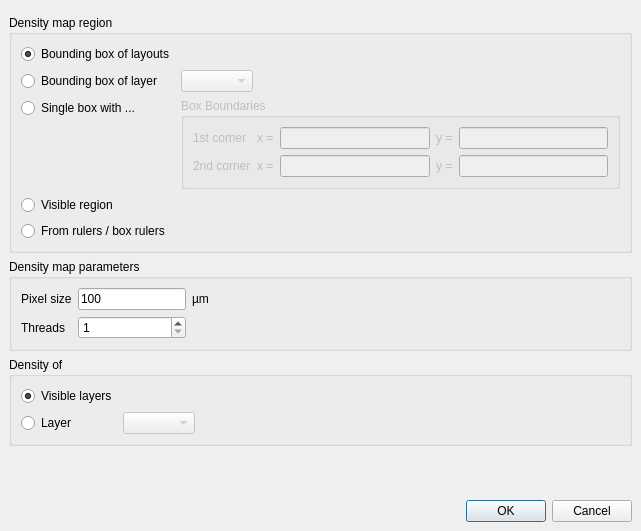
Above: src/plugins/tools/density_map/lay_plugin/DensityMapDialog.ui from KLayout/klayout before the change. Below: the same form after it.
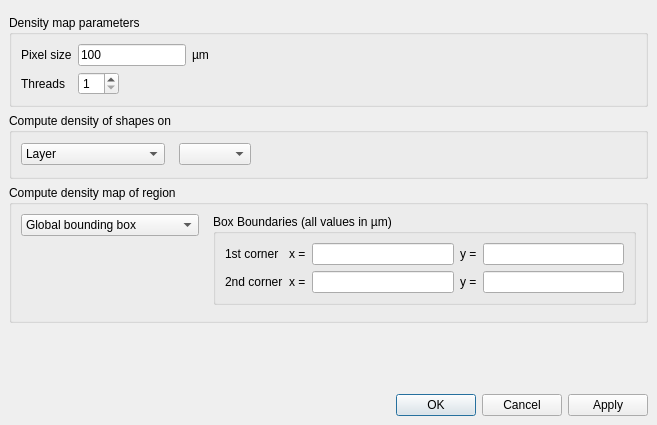
That is the form after the change. The open tabs and pages were chosen to show the change. Custom widgets are drawn as their Qt base class.

Commit message: Enhancements to density map feature

The edit to the form file:
```diff
--- a/src/plugins/tools/density_map/lay_plugin/DensityMapDialog.ui
+++ b/src/plugins/tools/density_map/lay_plugin/DensityMapDialog.ui
@@ -6,8 +6,8 @@
    <rect>
     <x>0</x>
     <y>0</y>
-    <width>641</width>
-    <height>531</height>
+    <width>657</width>
+    <height>425</height>
    </rect>
   </property>
   <property name="windowTitle">
@@ -38,218 +38,6 @@
      </layout>
     </widget>
    </item>
-   <item>
-    <widget class="QGroupBox" name="groupBox">
-     <property name="title">
-      <string>Density map region</string>
-     </property>
-     <layout class="QGridLayout">
-      <property name="margin" stdset="0">
-       <number>9</number>
-      </property>
-      <property name="spacing">
-       <number>6</number>
-      </property>
-      <item row="1" column="1">
-       <widget class="lay::LayerSelectionComboBox" name="cb_box_layer">
-        <property name="enabled">
-         <bool>false</bool>
-        </property>
-        <property name="sizeAdjustPolicy">
-         <enum>QComboBox::AdjustToContents</enum>
-        </property>
-       </widget>
-      </item>
-      <item row="2" column="0">
-       <widget class="QFrame" name="frame_2">
-        <property name="frameShape">
-         <enum>QFrame::NoFrame</enum>
-        </property>
-        <property name="frameShadow">
-         <enum>QFrame::Raised</enum>
-        </property>
-        <layout class="QVBoxLayout">
-         <property name="spacing">
-          <number>6</number>
-         </property>
-         <property name="margin" stdset="0">
-          <number>0</number>
-         </property>
-         <item>
-          <widget class="QRadioButton" name="rb_box1">
-           <property name="text">
-            <string>Single box with ...</string>
-           </property>
-           <property name="checked">
-            <bool>false</bool>
-           </property>
-           <property name="autoExclusive">
-            <bool>false</bool>
-           </property>
-          </widget>
-         </item>
-         <item>
-          <spacer>
-           <property name="orientation">
-            <enum>Qt::Vertical</enum>
-           </property>
-           <property name="sizeHint" stdset="0">
-            <size>
-             <width>20</width>
-             <height>40</height>
-            </size>
-           </property>
-          </spacer>
-         </item>
-        </layout>
-       </widget>
-      </item>
-      <item row="1" column="2">
-       <spacer>
-        <property name="orientation">
-         <enum>Qt::Horizontal</enum>
-        </property>
-        <property name="sizeHint" stdset="0">
-         <size>
-          <width>231</width>
-          <height>20</height>
-         </size>
-        </property>
-       </spacer>
-      </item>
-      <item row="2" column="1" colspan="2">
-       <widget class="QGroupBox" name="grp_box1">
-        <property name="enabled">
-         <bool>false</bool>
-        </property>
-        <property name="title">
-         <string>Box Boundaries</string>
-        </property>
-        <layout class="QGridLayout">
-         <property name="margin" stdset="0">
-          <number>9</number>
-         </property>
-         <property name="spacing">
-          <number>6</number>
-         </property>
-         <item row="1" column="3">
-          <widget class="QLabel" name="label_6">
-           <property name="text">
-            <string>y =</string>
-           </property>
-          </widget>
-         </item>
-         <item row="1" column="0">
-          <widget class="QLabel" name="label_5">
-           <property name="text">
-            <string>2nd corner</string>
-           </property>
-          </widget>
-         </item>
-         <item row="1" column="1">
-          <widget class="QLabel" name="label_4">
-           <property name="text">
-            <string>x =</string>
-           </property>
-          </widget>
-         </item>
-         <item row="0" column="0">
-          <widget class="QLabel" name="label_3">
-           <property name="text">
-            <string>1st corner</string>
-           </property>
-          </widget>
-         </item>
-         <item row="0" column="1">
-          <widget class="QLabel" name="label">
-           <property name="text">
-            <string>x =</string>
-           </property>
-          </widget>
-         </item>
-         <item row="0" column="3">
-          <widget class="QLabel" name="label_2">
-           <property name="text">
-            <string>y =</string>
-           </property>
-          </widget>
-         </item>
-         <item row="1" column="4">
-          <widget class="QLineEdit" name="le_y2"/>
-         </item>
-         <item row="1" column="2">
-          <widget class="QLineEdit" name="le_x2"/>
-         </item>
-         <item row="0" column="4">
-          <widget class="QLineEdit" name="le_y1"/>
-         </item>
-         <item row="0" column="2">
-          <widget class="QLineEdit" name="le_x1"/>
-         </item>
-        </layout>
-       </widget>
-      </item>
-      <item row="4" column="0" colspan="2">
-       <widget class="QRadioButton" name="rb_rulers">
-        <property name="text">
-         <string>From rulers / box rulers</string>
-        </property>
-        <property name="autoExclusive">
-         <bool>false</bool>
-        </property>
-       </widget>
-      </item>
-      <item row="3" column="0">
-       <widget class="QFrame" name="frame">
-        <property name="frameShape">
-         <enum>QFrame::NoFrame</enum>
-        </property>
-        <property name="frameShadow">
-         <enum>QFrame::Raised</enum>
-        </property>
-        <layout class="QVBoxLayout">
-         <property name="spacing">
-          <number>6</number>
-         </property>
-         <property name="margin" stdset="0">
-          <number>0</number>
-         </property>
-         <item>
-          <widget class="QRadioButton" name="rb_visible">
-           <property name="text">
-            <string>Visible region</string>
-           </property>
-           <property name="autoExclusive">
-            <bool>false</bool>
-           </property>
-          </widget>
-         </item>
-        </layout>
-       </widget>
-      </item>
-      <item row="1" column="0">
-       <widget class="QRadioButton" name="rb_layer_bbox">
-        <property name="text">
-         <string>Bounding box of layer</string>
-        </property>
-        <property name="autoExclusive">
-         <bool>false</bool>
-        </property>
-       </widget>
-      </item>
-      <item row="0" column="0">
-       <widget class="QRadioButton" name="rb_whole_layout">
-        <property name="text">
-         <string>Bounding box of layouts</string>
-        </property>
-        <property name="checked">
-         <bool>true</bool>
-        </property>
-       </widget>
-      </item>
-     </layout>
-    </widget>
-   </item>
    <item>
     <widget class="QGroupBox" name="groupBox_3">
      <property name="title">
@@ -299,7 +87,7 @@
       <item row="1" column="1">
        <widget class="QSpinBox" name="sb_threads">
         <property name="sizePolicy">
-         <sizepolicy hsizetype="Minimum" vsizetype="Fixed">
+         <sizepolicy hsizetype="Fixed" vsizetype="Fixed">
           <horstretch>0</horstretch>
           <verstretch>0</verstretch>
          </sizepolicy>
@@ -322,49 +110,347 @@
    <item>
     <widget class="QGroupBox" name="groupBox_2">
      <property name="title">
-      <string>Density of</string>
+      <string>Compute density of shapes on</string>
      </property>
      <layout class="QGridLayout" name="gridLayout">
+      <item row="0" column="2" colspan="2">
+       <widget class="QStackedWidget" name="layer_stack">
+        <property name="currentIndex">
+         <number>1</number>
+        </property>
+        <widget class="QWidget" name="page_3">
+         <layout class="QHBoxLayout" name="horizontalLayout_4">
+          <property name="leftMargin">
+           <number>0</number>
+          </property>
+          <property name="topMargin">
+           <number>0</number>
+          </property>
+          <property name="rightMargin">
+           <number>0</number>
+          </property>
+          <property name="bottomMargin">
+           <number>0</number>
+          </property>
+          <item>
+           <widget class="lay::LayerSelectionComboBox" name="cb_source_layer">
+            <property name="enabled">
+             <bool>true</bool>
+            </property>
+            <property name="sizeAdjustPolicy">
+             <enum>QComboBox::AdjustToContents</enum>
+            </property>
+           </widget>
+          </item>
+          <item>
+           <spacer name="horizontalSpacer">
+            <property name="orientation">
+             <enum>Qt::Horizontal</enum>
+            </property>
+            <property name="sizeHint" stdset="0">
+             <size>
+              <width>385</width>
+              <height>20</height>
+             </size>
+            </property>
+           </spacer>
+          </item>
+         </layout>
+        </widget>
+        <widget class="QWidget" name="page_4">
+         <layout class="QHBoxLayout" name="horizontalLayout_3"/>
+        </widget>
+       </widget>
+      </item>
+      <item row="0" column="0">
+       <widget class="QComboBox" name="layer_cb">
+        <item>
+         <property name="text">
+          <string>Layer</string>
+         </property>
+        </item>
+        <item>
+         <property name="text">
+          <string>Visible layers</string>
+         </property>
+        </item>
+        <item>
+         <property name="text">
+          <string>Selected layers</string>
+         </property>
+        </item>
+       </widget>
+      </item>
+      <item row="0" column="1">
+       <spacer name="horizontalSpacer_4">
+        <property name="orientation">
+         <enum>Qt::Horizontal</enum>
+        </property>
+        <property name="sizeType">
+         <enum>QSizePolicy::Fixed</enum>
+        </property>
+        <property name="sizeHint" stdset="0">
+         <size>
+          <width>8</width>
+          <height>20</height>
+         </size>
+        </property>
+       </spacer>
+      </item>
+     </layout>
+    </widget>
+   </item>
+   <item>
+    <widget class="QGroupBox" name="groupBox">
+     <property name="title">
+      <string>Compute density map of region</string>
+     </property>
+     <layout class="QGridLayout">
+      <property name="spacing">
+       <number>6</number>
+      </property>
       <item row="1" column="0">
-       <widget class="QRadioButton" name="rb_of_layer">
-        <property name="text">
-         <string>Layer</string>
+       <widget class="QFrame" name="frame_2">
+        <property name="frameShape">
+         <enum>QFrame::NoFrame</enum>
         </property>
+        <property name="frameShadow">
+         <enum>QFrame::Raised</enum>
+        </property>
+        <layout class="QVBoxLayout">
+         <property name="spacing">
+          <number>6</number>
+         </property>
+         <property name="margin" stdset="0">
+          <number>0</number>
+         </property>
+         <item>
+          <spacer>
+           <property name="orientation">
+            <enum>Qt::Vertical</enum>
+           </property>
+           <property name="sizeHint" stdset="0">
+            <size>
+             <width>20</width>
+             <height>40</height>
+            </size>
+           </property>
+          </spacer>
+         </item>
+        </layout>
        </widget>
       </item>
-      <item row="1" column="1">
-       <widget class="lay::LayerSelectionComboBox" name="cb_source_layer">
-        <property name="enabled">
-         <bool>false</bool>
+      <item row="2" column="0">
+       <widget class="QFrame" name="frame">
+        <property name="frameShape">
+         <enum>QFrame::NoFrame</enum>
         </property>
-        <property name="sizeAdjustPolicy">
-         <enum>QComboBox::AdjustToContents</enum>
+        <property name="frameShadow">
+         <enum>QFrame::Raised</enum>
         </property>
+        <layout class="QVBoxLayout">
+         <property name="spacing">
+          <number>6</number>
+         </property>
+         <property name="margin" stdset="0">
+          <number>0</number>
+         </property>
+        </layout>
        </widget>
       </item>
-      <item row="1" column="2">
-       <spacer name="horizontalSpacer">
+      <item row="0" column="2" rowspan="2" colspan="2">
+       <widget class="QStackedWidget" name="region_stack">
+        <property name="currentIndex">
+         <number>2</number>
+        </property>
+        <widget class="QWidget" name="page">
+         <layout class="QGridLayout" name="gridLayout_3">
+          <property name="leftMargin">
+           <number>0</number>
+          </property>
+          <property name="topMargin">
+           <number>0</number>
+          </property>
+          <property name="rightMargin">
+           <number>0</number>
+          </property>
+          <property name="bottomMargin">
+           <number>0</number>
+          </property>
+          <item row="0" column="0">
+           <widget class="lay::LayerSelectionComboBox" name="cb_box_layer">
+            <property name="enabled">
+             <bool>true</bool>
+            </property>
+            <property name="sizeAdjustPolicy">
+             <enum>QComboBox::AdjustToContents</enum>
+            </property>
+           </widget>
+          </item>
+          <item row="0" column="1">
+           <spacer>
+            <property name="orientation">
+             <enum>Qt::Horizontal</enum>
+            </property>
+            <property name="sizeHint" stdset="0">
+             <size>
+              <width>351</width>
+              <height>20</height>
+             </size>
+            </property>
+           </spacer>
+          </item>
+          <item row="1" column="0">
+           <spacer name="verticalSpacer">
+            <property name="orientation">
+             <enum>Qt::Vertical</enum>
+            </property>
+            <property name="sizeHint" stdset="0">
+             <size>
+              <width>20</width>
+              <height>40</height>
+             </size>
+            </property>
+           </spacer>
+          </item>
+         </layout>
+        </widget>
+        <widget class="QWidget" name="page_2">
+         <layout class="QHBoxLayout" name="horizontalLayout_2">
+          <property name="leftMargin">
+           <number>0</number>
+          </property>
+          <property name="topMargin">
+           <number>0</number>
+          </property>
+          <property name="rightMargin">
+           <number>0</number>
+          </property>
+          <property name="bottomMargin">
+           <number>0</number>
+          </property>
+          <item>
+           <widget class="QGroupBox" name="region_box_group">
+            <property name="enabled">
+             <bool>true</bool>
+            </property>
+            <property name="title">
+             <string>Box Boundaries (all values in µm)</string>
+            </property>
+            <layout class="QGridLayout" name="_2">
+             <property name="margin" stdset="0">
+              <number>9</number>
+             </property>
+             <property name="spacing">
+              <number>6</number>
+             </property>
+             <item row="1" column="3">
+              <widget class="QLabel" name="label_6">
+               <property name="text">
+                <string>y =</string>
+               </property>
+              </widget>
+             </item>
+             <item row="1" column="0">
+              <widget class="QLabel" name="label_5">
+               <property name="text">
+                <string>2nd corner</string>
+               </property>
+              </widget>
+             </item>
+             <item row="1" column="1">
+              <widget class="QLabel" name="label_4">
+               <property name="text">
+                <string>x =</string>
+               </property>
+              </widget>
+             </item>
+             <item row="0" column="0">
+              <widget class="QLabel" name="label_3">
+               <property name="text">
+                <string>1st corner</string>
+               </property>
+              </widget>
+             </item>
+             <item row="0" column="1">
+              <widget class="QLabel" name="label">
+               <property name="text">
+                <string>x =</string>
+               </property>
+              </widget>
+             </item>
+             <item row="0" column="3">
+              <widget class="QLabel" name="label_2">
+               <property name="text">
+                <string>y =</string>
+               </property>
+              </widget>
+             </item>
+             <item row="1" column="4">
+              <widget class="QLineEdit" name="le_y2"/>
+             </item>
+             <item row="1" column="2">
+              <widget class="QLineEdit" name="le_x2"/>
+             </item>
+             <item row="0" column="4">
+              <widget class="QLineEdit" name="le_y1"/>
+             </item>
+             <item row="0" column="2">
+              <widget class="QLineEdit" name="le_x1"/>
+             </item>
+            </layout>
+           </widget>
+          </item>
+         </layout>
+        </widget>
+        <widget class="QWidget" name="page_5"/>
+       </widget>
+      </item>
+      <item row="0" column="0">
+       <widget class="QComboBox" name="region_cb">
+        <item>
+         <property name="text">
+          <string>Global bounding box</string>
+         </property>
+        </item>
+        <item>
+         <property name="text">
+          <string>Bounding box of layer ...</string>
+         </property>
+        </item>
+        <item>
+         <property name="text">
+          <string>Single box with ..</string>
+         </property>
+        </item>
+        <item>
+         <property name="text">
+          <string>Visible region</string>
+         </property>
+        </item>
+        <item>
+         <property name="text">
+          <string>Defined by rulers</string>
+         </property>
+        </item>
+       </widget>
+      </item>
+      <item row="0" column="1">
+       <spacer name="horizontalSpacer_3">
         <property name="orientation">
          <enum>Qt::Horizontal</enum>
         </property>
+        <property name="sizeType">
+         <enum>QSizePolicy::Fixed</enum>
+        </property>
         <property name="sizeHint" stdset="0">
          <size>
-          <width>385</width>
+          <width>8</width>
           <height>20</height>
          </size>
         </property>
        </spacer>
       </item>
-      <item row="0" column="0">
-       <widget class="QRadioButton" name="rb_visible_layers">
-        <property name="text">
-         <string>Visible layers</string>
-        </property>
-        <property name="checked">
-         <bool>true</bool>
-        </property>
-       </widget>
-      </item>
      </layout>
     </widget>
    </item>
@@ -387,7 +473,7 @@
       <enum>Qt::Horizontal</enum>
      </property>
      <property name="standardButtons">
-      <set>QDialogButtonBox::Cancel|QDialogButtonBox::Ok</set>
+      <set>QDialogButtonBox::Apply|QDialogButtonBox::Cancel|QDialogButtonBox::Ok</set>
      </property>
     </widget>
    </item>
```
Left out of the diff: 10 changed lines with no effect on the pictures. The commit also changes 2 other files.
